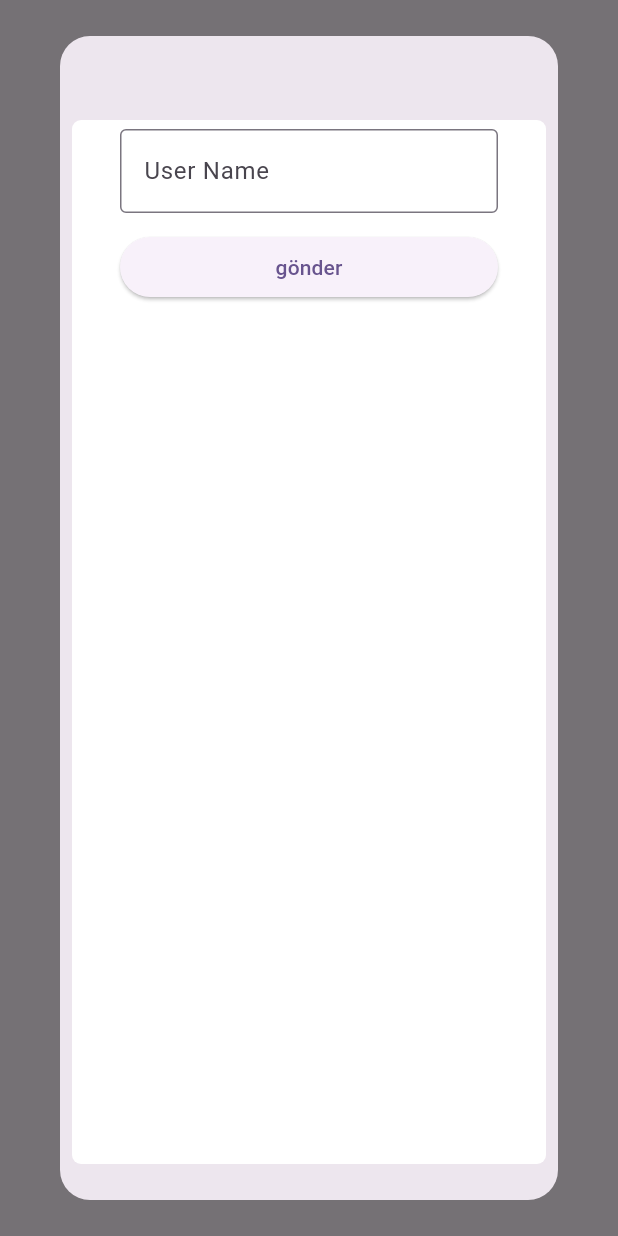
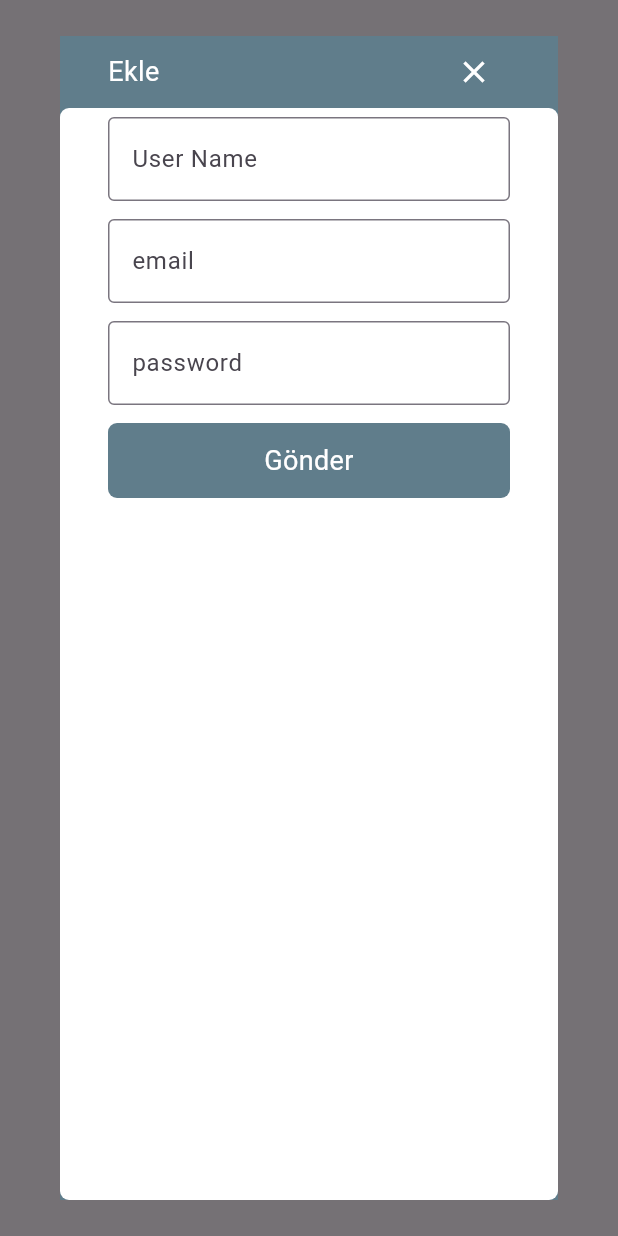
Before and after one commit to Ozberksenn/shopkeeper, a Flutter app: what showModal() shows on an empty page, opened directly, on a phone screen of 412 x 824 dp. Run offline on Flutter 3.47's test engine with Material 2 defaults, Android fonts, the phone set to English and light mode, and no system bars; drawn by our look-alikes of flutter_form_builder; our stand-ins replace carousel_slider, form_builder_validators, get, get_storage; accounts and stored records are empty; network calls fail.

Commit message:
paramters and form edited

```diff
--- a/backoffice/lib/pages/form/form_user/form_user_view.dart
+++ b/backoffice/lib/pages/form/form_user/form_user_view.dart
@@ -2,6 +2,7 @@ import 'package:backoffice/pages/form/form_controller.dart';
 import 'package:flutter/material.dart';
 import 'package:flutter_form_builder/flutter_form_builder.dart';
 import 'package:get/get.dart';
+import '../../../widgets/custom_button.dart';
 import '../../../widgets/text_field.dart';
 
 class FormUserView extends StatelessWidget {
@@ -12,22 +13,64 @@ class FormUserView extends StatelessWidget {
 
   @override
   Widget build(BuildContext context) {
+    const userPostApi = "register";
+    const userUpdateApi = "update";
+    const userDeleteApi = "delete";
     return FormBuilder(
-      key: formKey,
-      child: ListView(
-        children: [
-          textField(name: 'product_name', labelName: 'User Name'),
-          Padding(
-            padding:
-                const EdgeInsets.symmetric(horizontal: 32.0, vertical: 6.0),
-            child: ElevatedButton(
-                onPressed: () {
-                  formKey.currentState?.saveAndValidate();
-                },
-                child: const Text('gönder')),
-          )
-        ],
-      ),
+        key: formKey,
+        child: controller.headersTabBar.value == 0
+            ? postUserForm(userPostApi)
+            : controller.headersTabBar.value == 1
+                ? editedUserForm(userUpdateApi)
+                : removeUserForm(userDeleteApi));
+  }
+
+  Widget postUserForm(userPostApi) {
+    return ListView(
+      children: [
+        textField(name: 'userName', labelName: 'User Name'),
+        textField(name: 'email', labelName: 'email'),
+        textField(name: 'password', labelName: 'password'),
+        customButton(
+            btnName: 'Gönder',
+            onClick: () {
+              formKey.currentState?.saveAndValidate();
+              controller.postForm(
+                  formKey.currentState?.value, formKey, userPostApi);
+            })
+      ],
+    );
+  }
+
+  Widget editedUserForm(userUpdateApi) {
+    return ListView(
+      children: [
+        textField(name: 'user_id', labelName: 'user id : '),
+        textField(name: 'name', labelName: 'yeni kullanıcı adı'),
+        textField(name: 'password', labelName: 'yeni parola'),
+        customButton(
+            btnName: 'Gönder',
+            onClick: () {
+              formKey.currentState?.saveAndValidate();
+              controller.updateForm(
+                  formKey.currentState?.value, formKey, userUpdateApi);
+            })
+      ],
+    );
+  }
+
+  Widget removeUserForm(userDeleteApi) {
+    return ListView(
+      children: [
+        textField(name: 'user_id', labelName: 'Kullanıcı id'),
+        customButton(
+            btnName: 'Gönder',
+            onClick: () {
+              formKey.currentState?.saveAndValidate();
+              controller.deleteForm(
+                  formKey.currentState?.value, formKey, userDeleteApi);
+            })
+      ],
     );
   }
 }
--- /dev/null
+++ b/backoffice/lib/pages/form/widgets/show_modal.dart
@@ -0,0 +1,60 @@
+import 'package:backoffice/pages/form/form_controller.dart';
+import 'package:backoffice/pages/form/form_menu/form_menu_view.dart';
+import 'package:backoffice/pages/form/form_user/form_user_view.dart';
+import 'package:flutter/material.dart';
+import 'package:get/get.dart';
+import '../form_products/form_products.dart';
+import '../../home/home_controller.dart';
+
+Future<dynamic> showModal(dynamic parameter) {
+  HomeController controller = Get.find();
+  FormController formController = Get.find();
+
+  return Get.dialog(Dialog(
+      child: Container(
+    color: Colors.blueGrey,
+    width: Get.width / 1.2,
+    child: Column(
+      children: [
+        Padding(
+          padding: const EdgeInsets.symmetric(horizontal: 32.0),
+          child: Row(
+            mainAxisAlignment: MainAxisAlignment.spaceBetween,
+            children: [
+              Text(
+                formController.headersTabBar.value == 0
+                    ? 'Ekle'
+                    : formController.headersTabBar.value == 1
+                        ? 'Düzenle'
+                        : 'Sil',
+                style: const TextStyle(color: Colors.white, fontSize: 18),
+              ),
+              IconButton(
+                  onPressed: () {
+                    Get.back();
+                  },
+                  icon: const Icon(
+                    Icons.close,
+                    color: Colors.white,
+                  )),
+            ],
+          ),
+        ),
+        Expanded(
+          child: Container(
+              width: Get.width / 1.2,
+              decoration: BoxDecoration(
+                  color: Colors.white,
+                  borderRadius: BorderRadius.circular(6.0)),
+              child: controller.menuId.value == 0
+                  ? FormUserView()
+                  : controller.menuId.value == 1
+                      ? FormProductsView()
+                      : controller.menuId.value == 2
+                          ? FormMenuView(parameter: parameter)
+                          : Container()),
+        ),
+      ],
+    ),
+  )));
+}
--- a/backoffice/lib/pages/home/widgets/headers_button.dart
+++ b/backoffice/lib/pages/home/widgets/headers_button.dart
@@ -1,7 +1,7 @@
 import 'package:backoffice/pages/form/form_controller.dart';
 import 'package:flutter/material.dart';
 import 'package:get/get.dart';
-import 'show_modal.dart';
+import '../../form/widgets/show_modal.dart';
 
 Widget headersButton(
     {required int clickId,
@@ -20,7 +20,7 @@ Widget headersButton(
             } else {
               controller.headersTabBar.value = 2;
             }
-            showModal();
+            showModal('');
           },
           icon: Icon(
             icon ?? Icons.edit_rounded,
--- a/backoffice/lib/pages/home/widgets/show_modal.dart
+++ /dev/null
@@ -1,27 +0,0 @@
-import 'package:backoffice/pages/form/form_menu/form_menu_view.dart';
-import 'package:backoffice/pages/form/form_user/form_user_view.dart';
-import 'package:flutter/material.dart';
-import 'package:get/get.dart';
-import '../../form/form_products/form_products.dart';
-import '../home_controller.dart';
-
-Future<dynamic> showModal() {
-  HomeController controller = Get.find();
-
-  return Get.defaultDialog(
-      title: '',
-      content: Expanded(
-        child: Container(
-            width: Get.width,
-            height: Get.height,
-            decoration: BoxDecoration(
-                color: Colors.white, borderRadius: BorderRadius.circular(6.0)),
-            child: controller.menuId.value == 0
-                ? FormUserView()
-                : controller.menuId.value == 1
-                    ? FormProductsView()
-                    : controller.menuId.value == 2
-                        ? FormMenuView()
-                        : Container()),
-      ));
-}
--- /dev/null
+++ b/backoffice/lib/widgets/custom_button.dart
@@ -0,0 +1,23 @@
+import 'package:flutter/material.dart';
+import 'package:get/get.dart';
+
+Widget customButton({String? btnName, Function? onClick}) {
+  return Padding(
+      padding: const EdgeInsets.symmetric(horizontal: 32.0, vertical: 6.0),
+      child: InkWell(
+        onTap: () => onClick!(),
+        child: Container(
+          width: Get.width,
+          decoration: BoxDecoration(
+              color: Colors.blueGrey, borderRadius: BorderRadius.circular(6.0)),
+          child: Padding(
+            padding: const EdgeInsets.all(12.0),
+            child: Text(
+              btnName ?? '',
+              style: const TextStyle(color: Colors.white, fontSize: 18),
+              textAlign: TextAlign.center,
+            ),
+          ),
+        ),
+      ));
+}
```
Also changed, not shown: backoffice/lib/pages/form/form_menu/form_menu_view.dart (+22 -23 lines), backoffice/lib/pages/form/form_products/form_products.dart (+55 -13 lines), backoffice/lib/pages/menu/menu_detail_content_view.dart (+10 -1 lines), backoffice/lib/pages/product/products_content_view.dart (+10 -3 lines), backoffice/lib/widgets/disabled_text_field.dart (added, +21 -0 lines), 2 other files.
